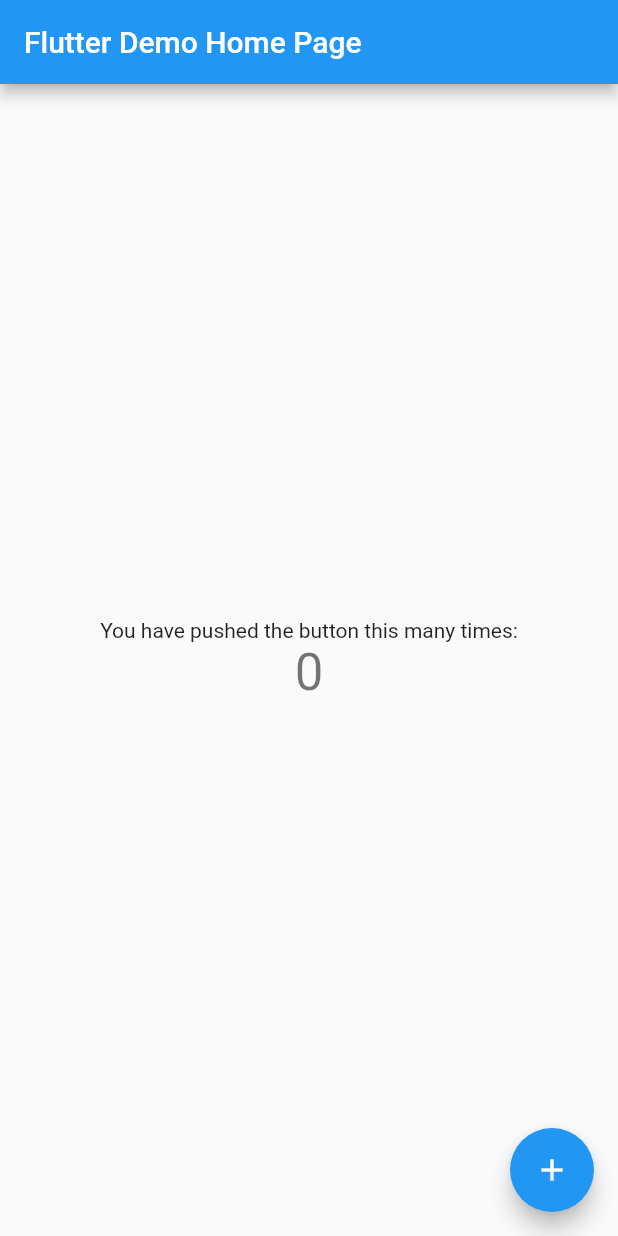
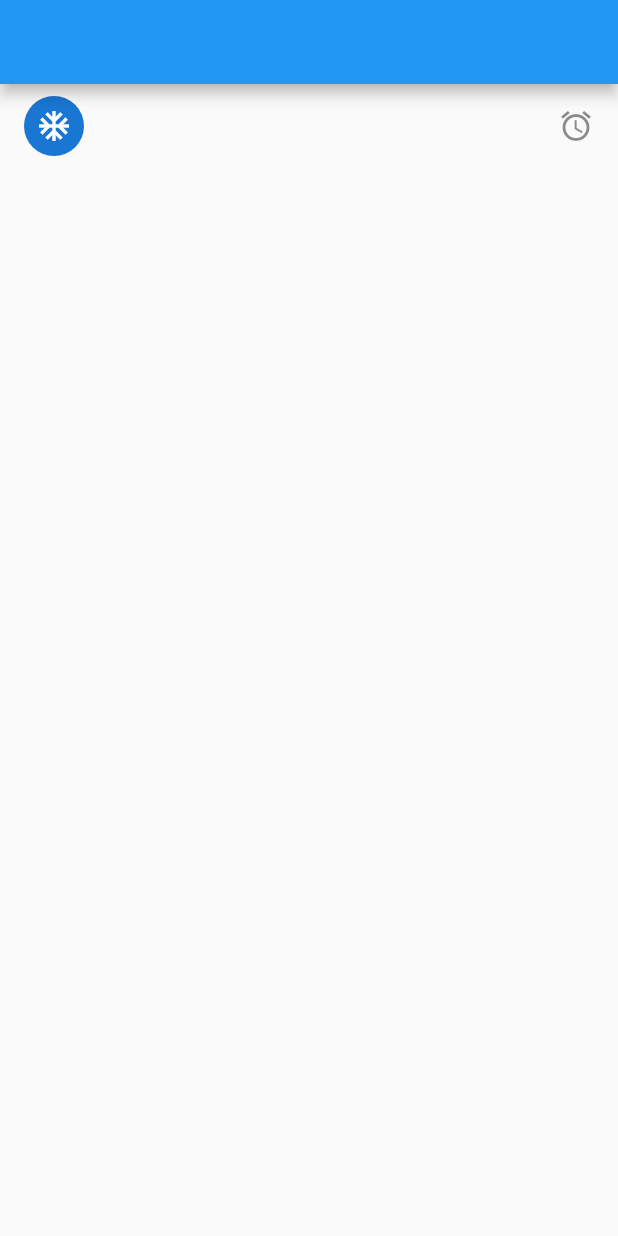
Before and after one commit to maroozrokh/flutterLifecycle, a Flutter app: the screen it shows after launch, on a phone screen of 412 x 824 dp. Run offline on Flutter 3.47's test engine with Material 2 defaults, Android fonts, the phone set to English and light mode, and no system bars.

Commit message:
List view

```diff
--- /dev/null
+++ b/lib/home_page.dart
@@ -0,0 +1,179 @@
+import 'package:flutter/material.dart';
+import 'package:flutter/rendering.dart';
+import 'package:lifecycle/my_checkbox.dart';
+import 'package:lifecycle/my_elevated_button.dart';
+import 'package:lifecycle/my_switchcase.dart';
+import 'package:lifecycle/my_text_form_field.dart';
+
+class HomePage extends StatelessWidget {
+  const HomePage({super.key});
+
+
+
+
+  @override
+  Widget build(BuildContext context) {
+
+     bool bl = true;
+    return Scaffold(
+      appBar: AppBar(),
+      body: Center(
+        child: Column (
+            children: [
+
+              MyTxetFormField(onTap: () => print('tep tep'),maxLebgth: 3),
+              MyTxetFormField(),
+              Mywid(),
+              MyCheckBox(valu: true,),
+
+              MyElevatedButton(child: Text('click Me'),),
+
+
+            ],
+
+
+
+        ),
+
+
+
+
+      ),
+
+
+
+
+    );
+  }
+}
+
+
+class MyHomePage extends StatefulWidget {
+  const MyHomePage({super.key});
+
+  @override
+  State<MyHomePage> createState() => _MyHomePageState();
+}
+
+class _MyHomePageState extends State<MyHomePage> {
+       bool bl = true;
+       void changeSwitch(val){
+        setState(() {
+          this.bl = val!;
+
+        });
+
+
+       }
+
+
+
+  @override
+  Widget build(BuildContext context) {
+    return Scaffold(
+      appBar: AppBar(),
+
+      body:
+          // ListView(
+
+          // children: [
+          //   Container(height:100 , color: Colors.amber,),
+          //   Container(height:100 , color: Colors.brown,),
+          //   Container(height:100 , color: Colors.red,),
+          //   Container(height:100 , color: Colors.green,),
+          //    Container(height:100 , color: Colors.amber,),
+          //   Container(height:100 , color: Colors.brown,),
+          //   Container(height:100 , color: Colors.red,),
+          //   Container(height:100 , color: Colors.green,),
+          //    ], ),
+
+
+
+
+           ListView( shrinkWrap: true,
+           scrollDirection: Axis.horizontal,
+            children:[
+              SizedBox(
+                width: MediaQuery.of(context).size.width ,
+                child:
+                 ListTile(trailing: Icon(Icons.access_alarm),
+              // leading: CircleAvatar(backgroundColor: Colors.amber,),
+              leading: CircleAvatar(
+                child: Icon(Icons.ac_unit),
+              ),),),
+
+              SizedBox(
+                width: MediaQuery.of(context).size.width ,
+                child:
+                 ListTile(trailing: Icon(Icons.access_alarm),
+              // leading: CircleAvatar(backgroundColor: Colors.amber,),
+              leading: CircleAvatar(
+                child: Icon(Icons.ac_unit),
+              ),),),
+
+
+
+
+
+
+              ///////////////
+            // InkWell(
+            //   onTap: (){
+            //     print('tap tap');
+            //   },child: Center(child: Text('mahsa'),),
+            // ),
+
+            // GestureDetector(onTap: ()=>{
+            //   print('mahsa roozrokh'),
+            // },child: Text('mahsa roozrokh'),),
+
+            // ListTile(trailing: Icon(Icons.access_alarm),
+            //   // leading: CircleAvatar(backgroundColor: Colors.amber,),
+            //   leading: CircleAvatar(
+            //     child: Icon(Icons.ac_unit),
+
+
+            //   ),
+            //   onTap: ()=>{print('tap tap')},title: Text('Name'),autofocus: bl,subtitle: Text('hello everybody'),)
+
+
+
+
+
+          ],),
+
+
+
+            // Row(children: [
+            //  Expanded(child: const Center(child:Text('masha roozrokh arshadi monrazer'))),
+
+            //   Expanded(child: Text('masha roozrokh arshadi monrazer')),
+
+
+
+            // ],mainAxisAlignment: MainAxisAlignment.spaceAround,),
+
+            // MySwitch(value: bl,onChanged: (value) => {
+            //   changeSwitch(value),
+
+            // },),
+            // CheckboxListTile(value: bl,
+            // title: Text('JAVA'),
+            // enabled: bl,
+            // activeColor: Color.fromARGB(255, 221, 25, 25),
+            // tileColor: Color.fromARGB(200, 120, 1, 2)
+
+            // , onChanged: (val)=>{
+            //   changeSwitch(val)
+
+            // }),
+
+
+
+
+
+
+
+    );
+  }
+}
--- a/lib/main.dart
+++ b/lib/main.dart
@@ -1,4 +1,7 @@
 import 'package:flutter/material.dart';
+import 'package:lifecycle/home_page.dart';
+import 'package:lifecycle/my_text_form_field.dart';
+
 
 void main() {
   runApp(const MyApp());
@@ -7,109 +10,16 @@ void main() {
 class MyApp extends StatelessWidget {
   const MyApp({super.key});
 
-  // This widget is the root of your application.
   @override
   Widget build(BuildContext context) {
     return MaterialApp(
       title: 'Flutter Demo',
       theme: ThemeData(
-        // This is the theme of your application.
-        //
-        // Try running your application with "flutter run". You'll see the
-        // application has a blue toolbar. Then, without quitting the app, try
-        // changing the primarySwatch below to Colors.green and then invoke
-        // "hot reload" (press "r" in the console where you ran "flutter run",
-        // or simply save your changes to "hot reload" in a Flutter IDE).
-        // Notice that the counter didn't reset back to zero; the application
-        // is not restarted.
+
         primarySwatch: Colors.blue,
       ),
-      home: const MyHomePage(title: 'Flutter Demo Home Page'),
+      // home:  HomePage(),
+      home:  MyHomePage(),
     );
   }
 }
-
-class MyHomePage extends StatefulWidget {
-  const MyHomePage({super.key, required this.title});
-
-  // This widget is the home page of your application. It is stateful, meaning
-  // that it has a State object (defined below) that contains fields that affect
-  // how it looks.
-
-  // This class is the configuration for the state. It holds the values (in this
-  // case the title) provided by the parent (in this case the App widget) and
-  // used by the build method of the State. Fields in a Widget subclass are
-  // always marked "final".
-
-  final String title;
-
-  @override
-  State<MyHomePage> createState() => _MyHomePageState();
-}
-
-class _MyHomePageState extends State<MyHomePage> {
-  int _counter = 0;
-
-  void _incrementCounter() {
-    setState(() {
-      // This call to setState tells the Flutter framework that something has
-      // changed in this State, which causes it to rerun the build method below
-      // so that the display can reflect the updated values. If we changed
-      // _counter without calling setState(), then the build method would not be
-      // called again, and so nothing would appear to happen.
-      _counter++;
-    });
-  }
-
-  @override
-  Widget build(BuildContext context) {
-    // This method is rerun every time setState is called, for instance as done
-    // by the _incrementCounter method above.
-    //
-    // The Flutter framework has been optimized to make rerunning build methods
-    // fast, so that you can just rebuild anything that needs updating rather
-    // than having to individually change instances of widgets.
-    return Scaffold(
-      appBar: AppBar(
-        // Here we take the value from the MyHomePage object that was created by
-        // the App.build method, and use it to set our appbar title.
-        title: Text(widget.title),
-      ),
-      body: Center(
-        // Center is a layout widget. It takes a single child and positions it
-        // in the middle of the parent.
-        child: Column(
-          // Column is also a layout widget. It takes a list of children and
-          // arranges them vertically. By default, it sizes itself to fit its
-          // children horizontally, and tries to be as tall as its parent.
-          //
-          // Invoke "debug painting" (press "p" in the console, choose the
-          // "Toggle Debug Paint" action from the Flutter Inspector in Android
-          // Studio, or the "Toggle Debug Paint" command in Visual Studio Code)
-          // to see the wireframe for each widget.
-          //
-          // Column has various properties to control how it sizes itself and
-          // how it positions its children. Here we use mainAxisAlignment to
-          // center the children vertically; the main axis here is the vertical
-          // axis because Columns are vertical (the cross axis would be
-          // horizontal).
-          mainAxisAlignment: MainAxisAlignment.center,
-          children: <Widget>[
-            const Text(
-              'You have pushed the button this many times:',
-            ),
-            Text(
-              '$_counter',
-              style: Theme.of(context).textTheme.headline4,
-            ),
-          ],
-        ),
-      ),
-      floatingActionButton: FloatingActionButton(
-        onPressed: _incrementCounter,
-        tooltip: 'Increment',
-        child: const Icon(Icons.add),
-      ), // This trailing comma makes auto-formatting nicer for build methods.
-    );
-  }
-}
```
Also changed, not shown: lib/my_buttom_sheet.dart (added, +17 -0 lines), lib/my_checkbox.dart (added, +18 -0 lines), lib/my_elevated_button.dart (added, +19 -0 lines), lib/my_lifecycle.dart (added, +52 -0 lines), lib/my_switchcase.dart (added, +17 -0 lines), lib/my_text_form_field.dart (added, +61 -0 lines).
